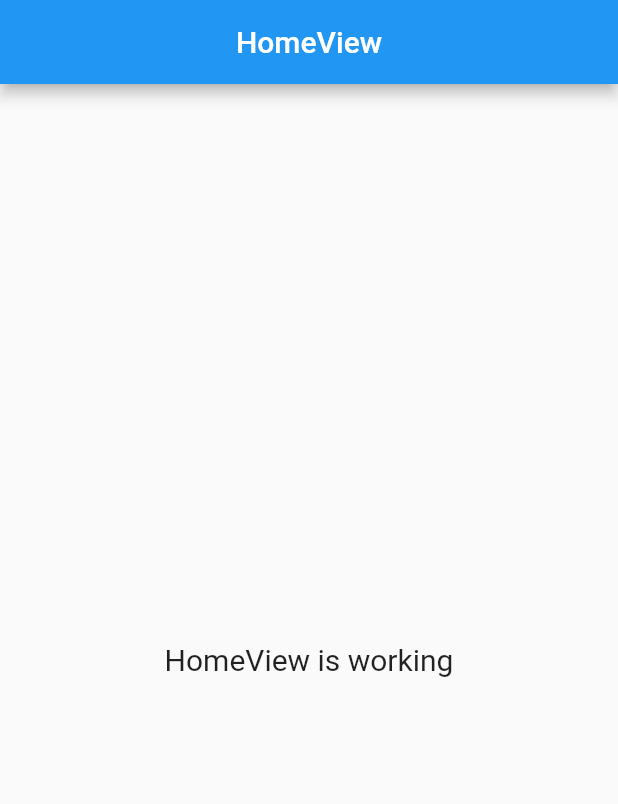
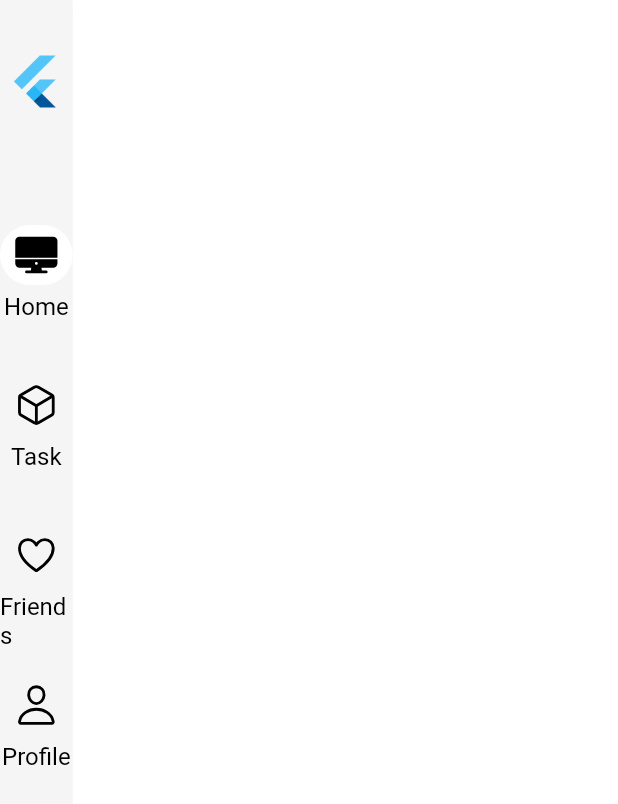
Before and after one commit to Satriawahyuk/task_management_app, a Flutter app: the screen it shows after launch, on a phone screen of 412 x 824 dp. Shown: the top 804 px of the screen. Run offline on Flutter 3.47's test engine with Material 2 defaults, Android fonts, the light colour scheme and no system bars; our stand-ins replace get, ionicons.

Commit message:
commit home_view.dart & sideBar.dart

```diff
--- a/lib/app/modules/home/views/home_view.dart
+++ b/lib/app/modules/home/views/home_view.dart
@@ -1,6 +1,10 @@
 import 'package:flutter/material.dart';
+import 'package:flutter/rendering.dart';
 
 import 'package:get/get.dart';
+import 'package:ionicons/ionicons.dart';
+import 'package:task_management_app/app/routes/app_pages.dart';
+import 'package:task_management_app/app/utils/widget/sideBar.dart';
 
 import '../controllers/home_controller.dart';
 
@@ -9,15 +13,20 @@ class HomeView extends GetView<HomeController> {
   @override
   Widget build(BuildContext context) {
     return Scaffold(
-      appBar: AppBar(
-        title: const Text('HomeView'),
-        centerTitle: true,
-      ),
-      body: Center(
-        child: Text(
-          'HomeView is working',
-          style: TextStyle(fontSize: 20),
-        ),
+      backgroundColor: Colors.grey[100],
+      body: Row(
+        children: [
+          Expanded(
+            flex: 2,
+            child: SideBar(),
+          ),
+          Expanded(
+            flex: 15,
+            child: Container(
+              color: Colors.white,
+            ),
+          ),
+        ],
       ),
     );
   }
--- /dev/null
+++ b/lib/app/utils/widget/sideBar.dart
@@ -0,0 +1,198 @@
+import 'package:flutter/cupertino.dart';
+import 'package:flutter/material.dart';
+import 'package:get/get.dart';
+import 'package:ionicons/ionicons.dart';
+import 'package:task_management_app/app/routes/app_pages.dart';
+
+class SideBar extends StatelessWidget {
+  const SideBar({
+    Key? key,
+  }) : super(key: key);
+
+  @override
+  Widget build(BuildContext context) {
+    return Drawer(
+      elevation: 5,
+      child: Container(
+        height: Get.height,
+        color: Colors.grey[100],
+        child: SingleChildScrollView(
+          child: Column(
+            mainAxisAlignment: MainAxisAlignment.start,
+            children: [
+              //logo
+              Container(
+                height: 100,
+                padding: const EdgeInsets.only(top: 30),
+                width: double.infinity,
+                alignment: Alignment.topCenter,
+                child: const Image(
+                  image: AssetImage('assets/icons/icon.png'),
+                ),
+              ),
+              const SizedBox(
+                height: 50,
+              ),
+              SizedBox(
+                height: 100,
+                child: Center(
+                  child: InkWell(
+                    child: Column(
+                      children: [
+                        Container(
+                          height: 40,
+                          width: 100,
+                          decoration: Get.currentRoute == '/home'
+                              ? BoxDecoration(
+                                  borderRadius: BorderRadius.circular(40),
+                                  color: Colors.white,
+                                )
+                              : const BoxDecoration(),
+                          child: Icon(
+                            Get.currentRoute == '/home'
+                                ? Ionicons.desktop
+                                : Ionicons.desktop_outline,
+                            color: Colors.black,
+                            size: 30,
+                          ),
+                        ),
+                        const SizedBox(
+                          height: 5,
+                        ),
+                        const Text(
+                          'Home',
+                          style: TextStyle(
+                            color: Colors.black,
+                            fontSize: 16,
+                          ),
+                        ),
+                      ],
+                    ),
+                    onTap: () => Get.toNamed(Routes.HOME),
+                  ),
+                ),
+              ),
+              SizedBox(
+                height: 100,
+                child: Center(
+                  child: InkWell(
+                    child: Column(
+                      children: [
+                        Container(
+                          height: 40,
+                          width: 100,
+                          decoration: Get.currentRoute == '/task'
+                              ? BoxDecoration(
+                                  borderRadius: BorderRadius.circular(40),
+                                  color: Colors.white,
+                                )
+                              : const BoxDecoration(),
+                          child: Icon(
+                            Get.currentRoute == '/task'
+                                ? Ionicons.cube
+                                : Ionicons.cube_outline,
+                            color: Colors.black,
+                            size: 30,
+                          ),
+                        ),
+                        const SizedBox(
+                          height: 5,
+                        ),
+                        const Text(
+                          'Task',
+                          style: TextStyle(
+                            color: Colors.black,
+                            fontSize: 16,
+                          ),
+                        ),
+                      ],
+                    ),
+                    onTap: () => Get.toNamed(Routes.TASK),
+                  ),
+                ),
+              ),
+              SizedBox(
+                height: 100,
+                child: Center(
+                  child: InkWell(
+                    child: Column(
+                      children: [
+                        Container(
+                          height: 40,
+                          width: 100,
+                          decoration: Get.currentRoute == '/friends'
+                              ? BoxDecoration(
+                                  borderRadius: BorderRadius.circular(40),
+                                  color: Colors.white,
+                                )
+                              : const BoxDecoration(),
+                          child: Icon(
+                            Get.currentRoute == '/friends'
+                                ? Ionicons.heart
+                                : Ionicons.heart_outline,
+                            color: Colors.black,
+                            size: 30,
+                          ),
+                        ),
+                        const SizedBox(
+                          height: 5,
+                        ),
+                        const Text(
+                          'Friends',
+                          style: TextStyle(
+                            color: Colors.black,
+                            fontSize: 16,
+                          ),
+                        ),
+                      ],
+                    ),
+                    onTap: () => Get.toNamed(Routes.FRIENDS),
+                  ),
+                ),
+              ),
+              SizedBox(
+                height: 100,
+                child: Center(
+                  child: InkWell(
+                    child: Column(
+                      children: [
+                        Container(
+                          height: 40,
+                          width: 100,
+                          decoration: Get.currentRoute == '/profile'
+                              ? BoxDecoration(
+                                  borderRadius: BorderRadius.circular(40),
+                                  color: Colors.white,
+                                )
+                              : const BoxDecoration(),
+                          child: Icon(
+                            Get.currentRoute == '/profile'
+                                ? Ionicons.person
+                                : Ionicons.person_outline,
+                            color: Colors.black,
+                            size: 30,
+                          ),
+                        ),
+                        const SizedBox(
+                          height: 5,
+                        ),
+                        const Text(
+                          'Profile',
+                          style: TextStyle(
+                            color: Colors.black,
+                            fontSize: 16,
+                          ),
+                        ),
+                      ],
+                    ),
+                    onTap: () => Get.toNamed(Routes.PROFILE),
+                  ),
+                ),
+              ),
+            ],
+          ),
+        ),
+      ),
+    );
+  }
+}
```
